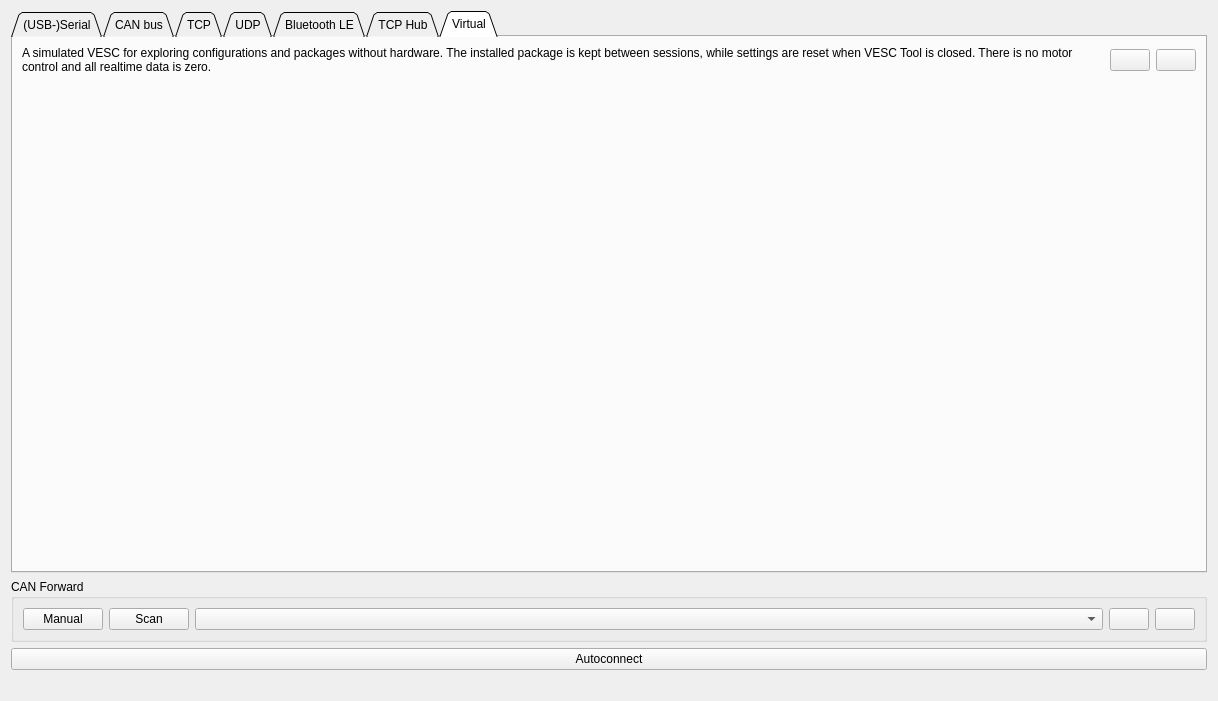
Qt form pages/pageconnection.ui (vedderb/vesc_tool) before a commit.
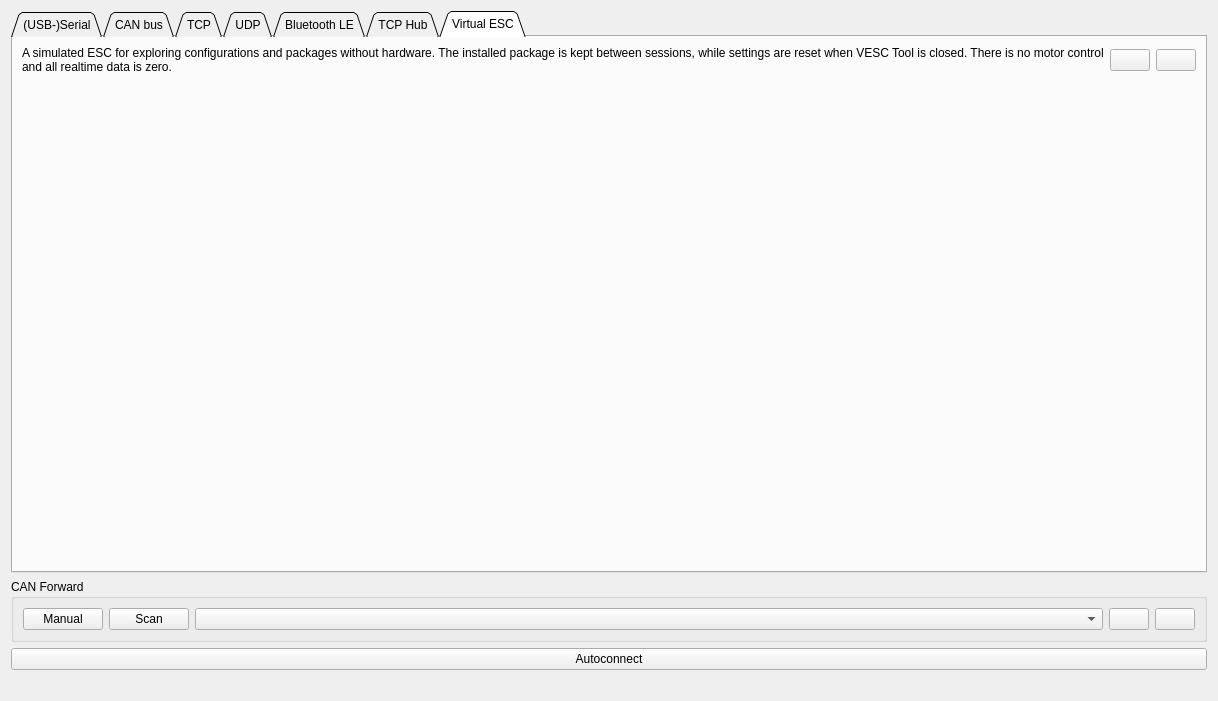
The same form after that commit. The open tabs and pages were chosen to show the change. Icons and pictures are not drawn.

Commit message:
Call it Virtual ESC in the UI
Makes clear that it simulates a motor controller and not a BMS or a
VESC Express.

The edit to the form file:
```diff
--- a/pages/pageconnection.ui
+++ b/pages/pageconnection.ui
@@ -1060,7 +1060,7 @@
      </widget>
      <widget class="QWidget" name="tab_7">
       <attribute name="title">
-       <string>Virtual</string>
+       <string>Virtual ESC</string>
       </attribute>
       <layout class="QVBoxLayout" name="verticalLayout_virtual">
        <item>
@@ -1068,7 +1068,7 @@
          <item>
           <widget class="QLabel" name="virtualInfoLabel">
            <property name="text">
-            <string>A simulated VESC for exploring configurations and packages without hardware. The installed package is kept between sessions, while settings are reset when VESC Tool is closed. There is no motor control and all realtime data is zero.</string>
+            <string>A simulated ESC for exploring configurations and packages without hardware. The installed package is kept between sessions, while settings are reset when VESC Tool is closed. There is no motor control and all realtime data is zero.</string>
            </property>
            <property name="wordWrap">
             <bool>true</bool>
```
Left out of the diff: 2 changed lines with no effect on the pictures. The commit also changes 3 other files.
